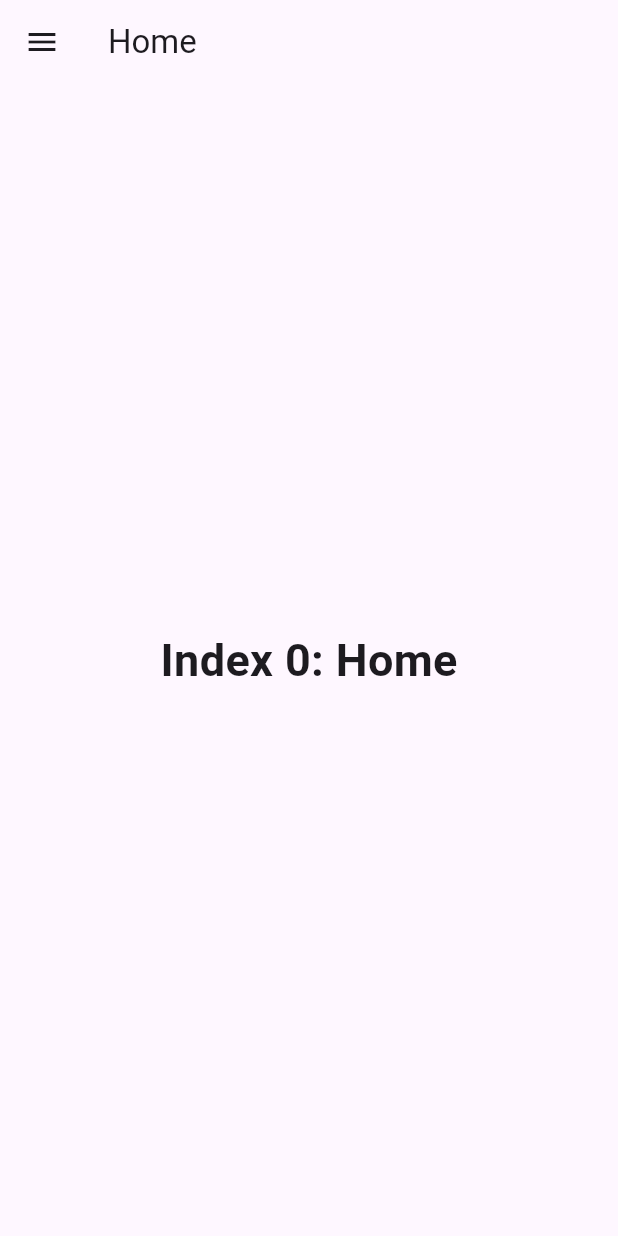
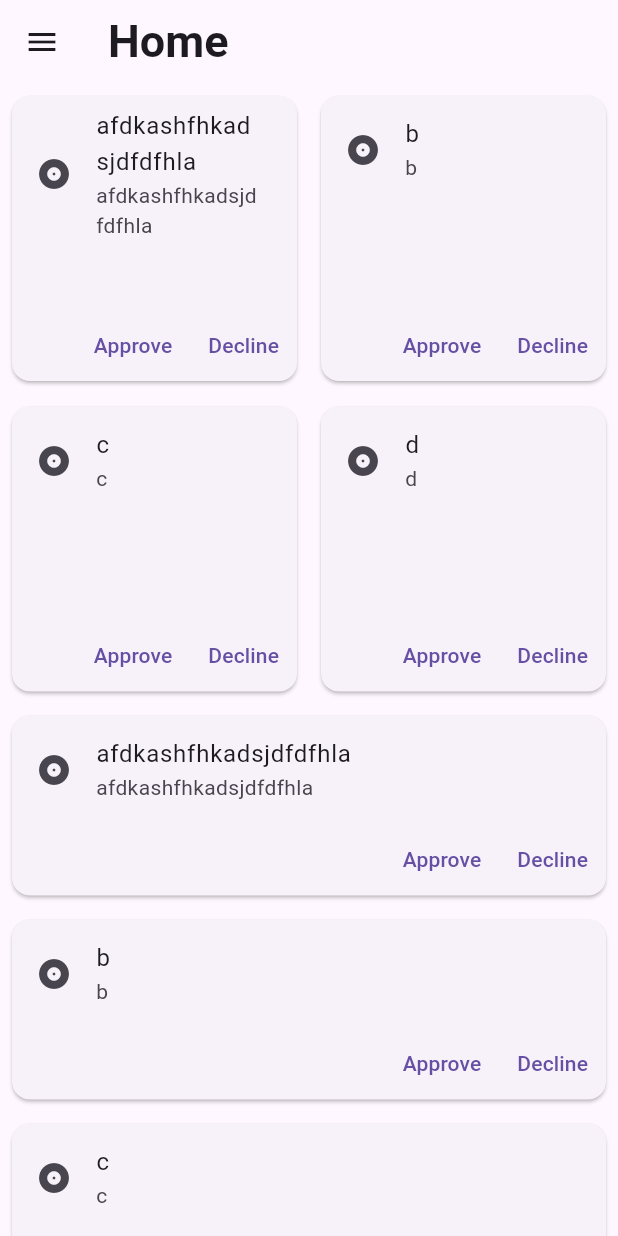
Before and after one commit to HamidRezaKhoram/giveBack, a Flutter app: the MyHomePage screen opened directly, on a phone screen of 412 x 824 dp. Run offline on Flutter 3.47's test engine with Material 3 defaults, Android fonts, the phone set to English and light mode, and no system bars; our stand-ins replace shared_preferences; accounts and stored records are empty.

```diff
--- /dev/null
+++ b/my-flutter/waste_mangement/lib/cards/cards_home.dart
@@ -0,0 +1,59 @@
+import 'package:flutter/material.dart';
+
+class CardsHome extends StatelessWidget {
+  const CardsHome({Key? key, required this.title, required this.subtitle})
+      : super(key: key);
+  final String title;
+  final String subtitle;
+  @override
+  Widget build(BuildContext context) {
+    return _CardsHomeState(title: title, subtitle: subtitle);
+  }
+}
+
+class _CardsHomeState extends StatelessWidget {
+  const _CardsHomeState({Key? key, required this.title, required this.subtitle})
+      : super(key: key);
+  final String title;
+  final String subtitle;
+  @override
+  Widget build(BuildContext context) {
+    // return Container(
+    //     decoration: BoxDecoration(
+    //       borderRadius: BorderRadius.circular(15),
+    //       image: const DecorationImage(
+    //           image: NetworkImage(
+    //               "https://images.unsplash.com/photo-1579202673506-ca3ce28943ef"),
+    //           fit: BoxFit.cover),
+    //     ),
+    //     child:
+    return Card(
+
+        // decoration: BoxDecoration(
+        //   border: Border.all(color: Colors.blueAccent),
+        //   borderRadius: BorderRadius.circular(10),
+        // ),
+
+        margin: const EdgeInsets.all(8.0),
+        child: Column(
+            mainAxisSize: MainAxisSize.min,
+            mainAxisAlignment: MainAxisAlignment.spaceBetween,
+            children: <Widget>[
+              ListTile(
+                leading: const Icon(Icons.album_sharp),
+                title: Text(title),
+                subtitle: Text(subtitle),
+              ),
+              Row(mainAxisAlignment: MainAxisAlignment.end, children: <Widget>[
+                TextButton(
+                  child: const Text("Approve"),
+                  onPressed: () {},
+                ),
+                TextButton(
+                  child: const Text("Decline"),
+                  onPressed: () {},
+                )
+              ])
+            ]));
+  }
+}
--- a/my-flutter/waste_mangement/lib/home.dart
+++ b/my-flutter/waste_mangement/lib/home.dart
@@ -1,4 +1,5 @@
 import 'package:flutter/material.dart';
+import 'package:waste_mangement/cards/cards_home.dart';
 
 class MyHomePage extends StatefulWidget {
   const MyHomePage({super.key, required this.title});
@@ -15,19 +16,19 @@ class _MyHomePageState extends State<MyHomePage> {
       TextStyle(fontSize: 30, fontWeight: FontWeight.bold);
   static const List<Widget> _widgetOptions = <Widget>[
     Text(
-      'Index 0: Home',
+      'Home',
       style: optionStyle,
     ),
     Text(
-      'Index 1: Business',
+      'Business',
       style: optionStyle,
     ),
     Text(
-      'Index 2: School',
+      'School',
       style: optionStyle,
     ),
     Text(
-      'Index 3: Account',
+      'Account',
       style: optionStyle,
     ),
   ];
@@ -38,13 +39,44 @@ class _MyHomePageState extends State<MyHomePage> {
     });
   }
 
+  var myList = ["afdkashfhkadsjdfdfhla", "b", "c","d","j","k","l","m","n","o","p"];
+
   @override
   Widget build(BuildContext context) {
     return Scaffold(
-      appBar: AppBar(title: Text(widget.title)),
-      body: Center(
-        child: _widgetOptions.elementAt(_selectedIndex),
-      ),
+      appBar: AppBar(title: _widgetOptions.elementAt(_selectedIndex)),
+      body: ListView(children: <Widget>[
+        // _widgetOptions.elementAt(_selectedIndex),
+        GridView.count(
+          mainAxisSpacing: 1.0,
+          shrinkWrap: true,
+          crossAxisCount: 2,
+          children: List.generate(myList.length-7, (index) {
+            return CardsHome(
+              title: myList[index],
+              subtitle: myList[index],
+            );
+          }),
+        ),
+        // SizedBox(
+        //   height: 200.0,
+        //   width: 300.0,
+        //   child: ListView.builder(
+        //     scrollDirection: Axis.vertical,
+        //     itemCount: myList.length,
+        //     itemBuilder: (context, index) {
+        //       return CardsHome(
+        //         title: myList[index],
+        //         subtitle: myList[index],
+        //       );
+        //     },
+        //   ),
+        // ),
+        ...myList.map((e) => CardsHome(
+              title: e,
+              subtitle: e,
+            ))
+      ]),
       drawer: Drawer(
         child: ListView(
           padding: EdgeInsets.zero,
```
Also changed, not shown: my-flutter/waste_mangement/lib/choose_action_page.dart (+5 -5 lines), my-flutter/waste_mangement/lib/main.dart (+18 -10 lines), my-flutter/waste_mangement/lib/on_boarding_screen.dart (+7 -7 lines), my-flutter/waste_mangement/flutter_01.png (added), my-flutter/waste_mangement/lib/cards/cards_formSubmission.dart (added), my-flutter/waste_mangement/lib/models/models_main.dart (added).
